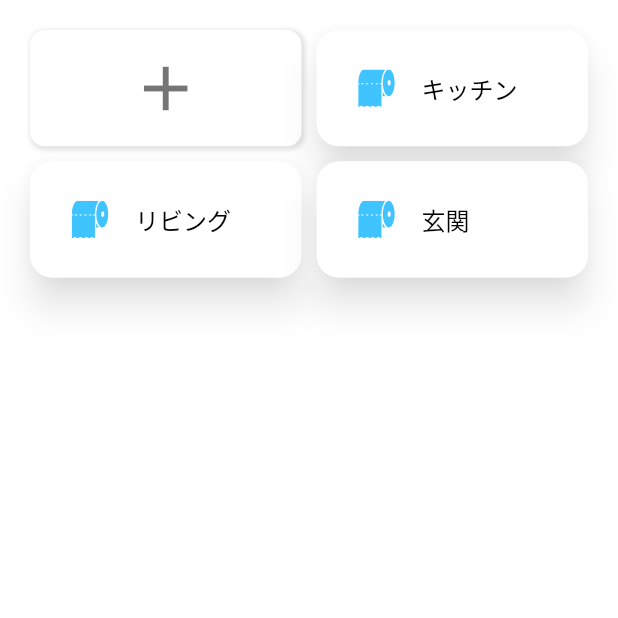
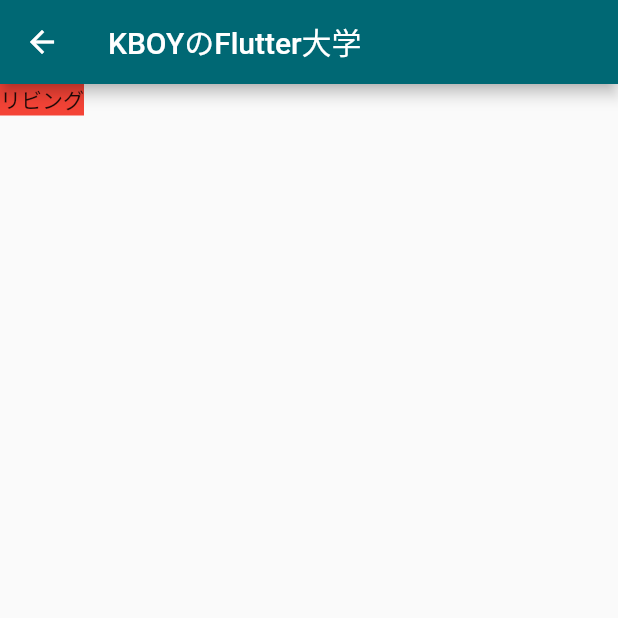
Before and after one commit to rei0v0/keep_clean, a Flutter app: the SettingPage screen opened directly, after a tap on "リビング", on a phone screen of 412 x 824 dp, the top half of it. Run offline on Flutter 3.47's test engine with Material 3 defaults, Android fonts, the phone set to English and light mode, and no system bars; our stand-ins replace flutter_riverpod, flutter_slidable, flutter_svg, freezed_annotation; missing offline and left inert: group_list_view.

Commit message:
add new page

```diff
--- a/lib/setting_page.dart
+++ b/lib/setting_page.dart
@@ -6,6 +6,7 @@ import 'package:flutter_svg/flutter_svg.dart';
 import 'dart:convert';
 
 import 'package:keep_clean/model/task.dart';
+import 'package:keep_clean/task_list_page.dart';
 
 import 'notifier/setting_notifier.dart';
 
@@ -82,7 +83,10 @@ class SettingPage extends ConsumerWidget {
                       child: ElevatedButton(
                       onPressed: () {
                         // ボタンが押されたときの処理
-
+                        Navigator.push(
+                          context,
+                          MaterialPageRoute(builder: (context)=> TaskListPage(settingList.locations[index - 1].name))
+                        );
 
                       },
 
@@ -189,7 +193,7 @@ class SettingPage extends ConsumerWidget {
                           child: CreateNameView()
                       ),
                       Container(
-                        SelectIconView()
+                        child : SelectIconView()
                       ),
                     ],
                   ),
--- /dev/null
+++ b/lib/task_list_page.dart
@@ -0,0 +1,31 @@
+import 'package:flutter/material.dart';
+
+import 'package:flutter_riverpod/flutter_riverpod.dart';
+import 'package:keep_clean/main.dart';
+import 'package:flutter_svg/flutter_svg.dart';
+import 'dart:convert';
+
+import 'package:keep_clean/model/task.dart';
+
+import 'notifier/setting_notifier.dart';
+
+
+
+
+
+class TaskListPage extends StatelessWidget {
+  TaskListPage(this.name);
+  String name;
+  @override
+  Widget build(BuildContext context) {
+    return Scaffold(
+      appBar: AppBar(
+        title: Text('KBOYのFlutter大学'),
+      ),
+      body: Container(
+        color: Colors.red,
+        child: Text(name),
+      ),
+    );
+  }
+}
```
